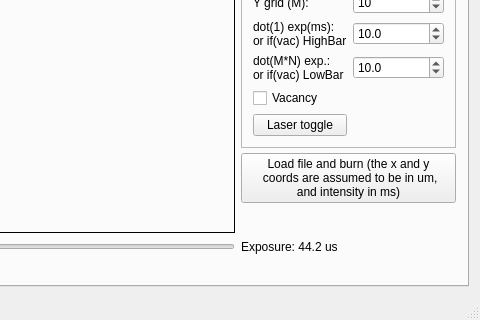
Qt form GUI/mainwindow.ui (mvxe/MLA-CS) before a commit; both pictures show x 707 to 1187 and y 509 to 829 of the 1187 by 829 pixel window.
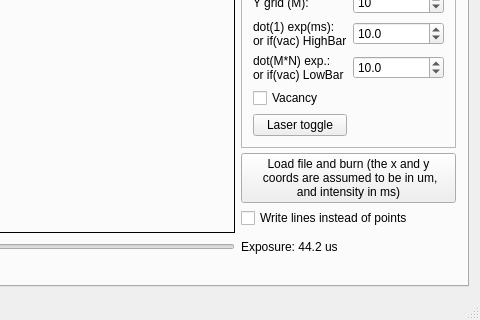
The same form after that commit. The open tabs and pages were chosen to show the change. Icons and pictures are not drawn. Custom widgets are drawn as their Qt base class.

Commit message: added line writing to burn array also deleted an unused var in xps

The edit to the form file:
```diff
--- a/GUI/mainwindow.ui
+++ b/GUI/mainwindow.ui
@@ -508,7 +508,7 @@
          </widget>
         </item>
         <item row="0" column="2">
-         <layout class="QVBoxLayout" name="verticalLayout_3" stretch="0,0,0,0,0,0,0,0,0,0,0,0,0,0,0,0,0,0">
+         <layout class="QVBoxLayout" name="verticalLayout_3" stretch="0,0,0,0,0,0,0,0,0,0,0,0,0,0,0,0,0,0,0">
           <property name="spacing">
            <number>5</number>
           </property>
@@ -888,6 +888,13 @@
             </property>
            </widget>
           </item>
+          <item>
+           <widget class="QCheckBox" name="cb_wlines">
+            <property name="text">
+             <string>Write lines instead of points</string>
+            </property>
+           </widget>
+          </item>
           <item>
            <spacer name="verticalSpacer_3">
             <property name="orientation">
```
The commit also changes 4 other files.
